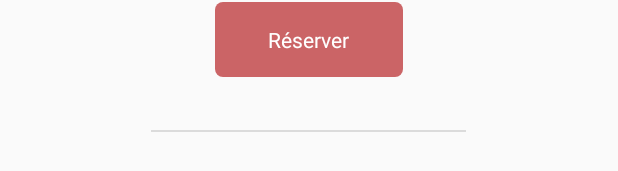
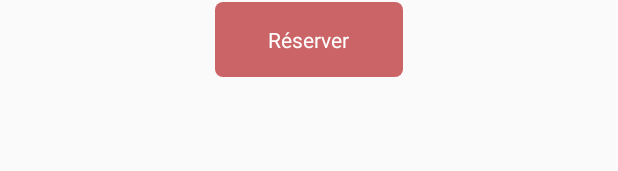
Before and after one commit to acarval/winefing-app-android, an Android app: the layout card_location.xml on its own in the app's theme, with its tools: preview values and no code run, on a phone screen of 412 x 824 dp. Shown: the part 590-761 px from the top of the screen. Run offline under Robolectric (Android 15) with nearby library versions, the phone set to English and light mode, and no system bars.

Commit message:
#24:Listing des locations:Ajout du bouton de validation sur la vue d'une location:(v.morreel)

```diff
--- a/app/src/main/res/layout/card_location.xml
+++ b/app/src/main/res/layout/card_location.xml
@@ -12,69 +12,6 @@
         android:layout_width="match_parent"
         android:layout_height="250dp"
         android:layout_marginBottom="20dp"/>
-
-    <TextView
-        android:text="Réserver"
-        android:background="@drawable/button_red"
-        android:textAllCaps="false"
-        android:textColor="@color/white"
-        android:paddingLeft="35dp"
-        android:paddingRight="35dp"
-        android:paddingTop="15dp"
-        android:paddingBottom="15dp"
-        android:layout_width="wrap_content"
-        android:layout_height="wrap_content"
-        android:layout_below="@+id/carac_content"
-        android:layout_centerHorizontal="true"
-        android:layout_marginTop="15dp"
-        android:id="@+id/button_booking" />
-
-    <View
-        android:layout_width="210dp"
-        android:layout_height="1dip"
-        android:background="@color/grey"
-        android:layout_marginTop="35dp"
-        android:layout_marginBottom="35dp"
-        android:layout_below="@id/button_booking"
-        android:layout_centerHorizontal="true"/>
-
-    <LinearLayout
-        android:id="@+id/carac_content"
-        android:orientation="vertical"
-        android:layout_width="match_parent"
-        android:layout_height="wrap_content"
-        android:layout_below="@+id/carac_location_content"
-        android:layout_alignParentStart="true">
-
-        <LinearLayout
-            android:orientation="horizontal"
-            android:layout_width="match_parent"
-            android:layout_height="match_parent"
-            android:layout_weight="0.3"
-            android:layout_marginTop="5dp">
-
-            <TextView
-                android:layout_width="match_parent"
-                android:layout_height="wrap_content"
-                android:textColor="@color/Oil"
-                android:textSize="15dp"
-                android:gravity="left"
-                android:text="Invités"
-                android:layout_weight="1"/>
-
-            <TextView
-                android:id="@+id/nb_people_location"
-                android:layout_width="match_parent"
-                android:layout_height="wrap_content"
-                android:textColor="@color/Oil"
-                android:textSize="15dp"
-                android:gravity="right"
-                android:text="3"
-                android:layout_weight="1"/>
-
-        </LinearLayout>
-
-    </LinearLayout>
 
     <LinearLayout
         android:id="@+id/carac_location_content"
@@ -143,4 +80,62 @@
     </LinearLayout>
 
 
+    <LinearLayout
+        android:id="@+id/carac_content"
+        android:orientation="vertical"
+        android:layout_width="match_parent"
+        android:layout_height="wrap_content"
+        android:layout_below="@+id/carac_location_content"
+        android:layout_alignParentStart="true">
+
+        <LinearLayout
+            android:orientation="horizontal"
+            android:layout_width="match_parent"
+            android:layout_height="match_parent"
+            android:layout_weight="0.3"
+            android:layout_marginTop="5dp">
+
+            <TextView
+                android:layout_width="match_parent"
+                android:layout_height="wrap_content"
+                android:textColor="@color/Oil"
+                android:textSize="15dp"
+                android:gravity="left"
+                android:text="Invités"
+                android:layout_weight="1"/>
+
+            <TextView
+                android:id="@+id/nb_people_location"
+                android:layout_width="match_parent"
+                android:layout_height="wrap_content"
+                android:textColor="@color/Oil"
+                android:textSize="15dp"
+                android:gravity="right"
+                android:text="3"
+                android:layout_weight="1"/>
+
+        </LinearLayout>
+
+    </LinearLayout>
+
+    <TextView
+        android:text="Réserver"
+        android:background="@drawable/button_red"
+        android:textAllCaps="false"
+        android:textColor="@color/white"
+        android:paddingLeft="35dp"
+        android:paddingRight="35dp"
+        android:paddingTop="15dp"
+        android:paddingBottom="15dp"
+        android:layout_marginBottom="30dp"
+        android:layout_width="wrap_content"
+        android:layout_height="wrap_content"
+        android:layout_below="@+id/carac_content"
+        android:layout_centerHorizontal="true"
+        android:layout_marginTop="15dp"
+        android:id="@+id/label_booking" />
+
+
+
+
 </RelativeLayout>
```
Also changed, not shown: app/src/main/java/fr/dawin/winefing/winefing/activities/UserDashboardActivity.java (+12 -1 lines), app/src/main/res/drawable/ic_menu_winelist_white.xml (added, +15 -0 lines), app/src/main/res/layout/fragment_location.xml (+14 -0 lines).
